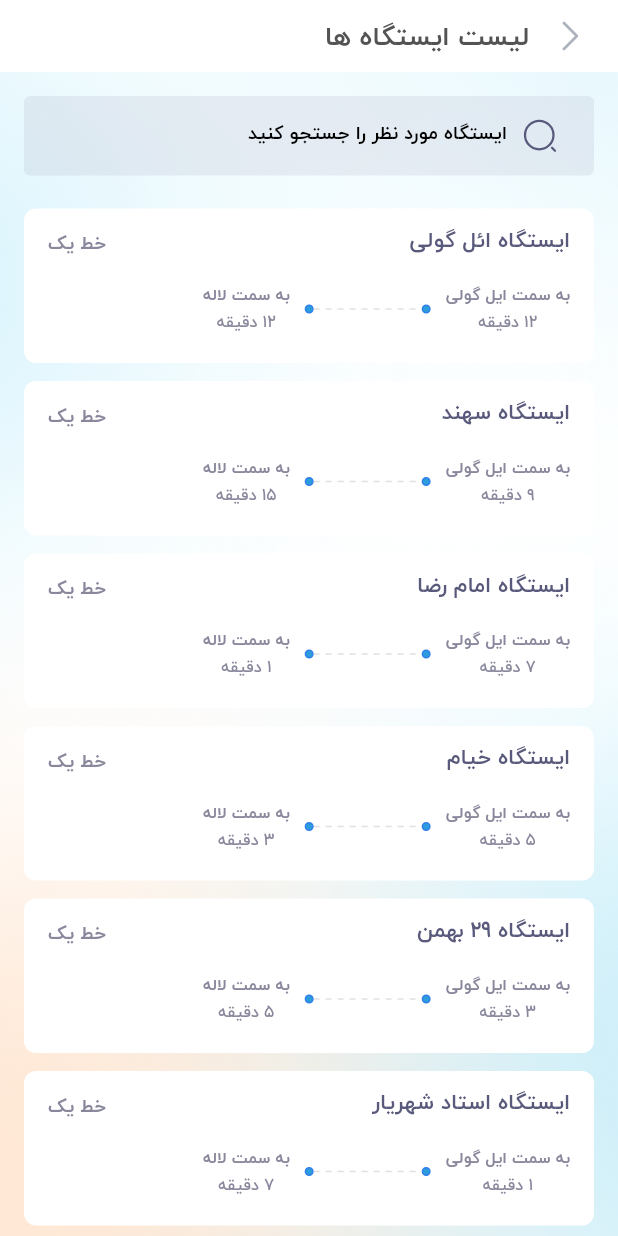
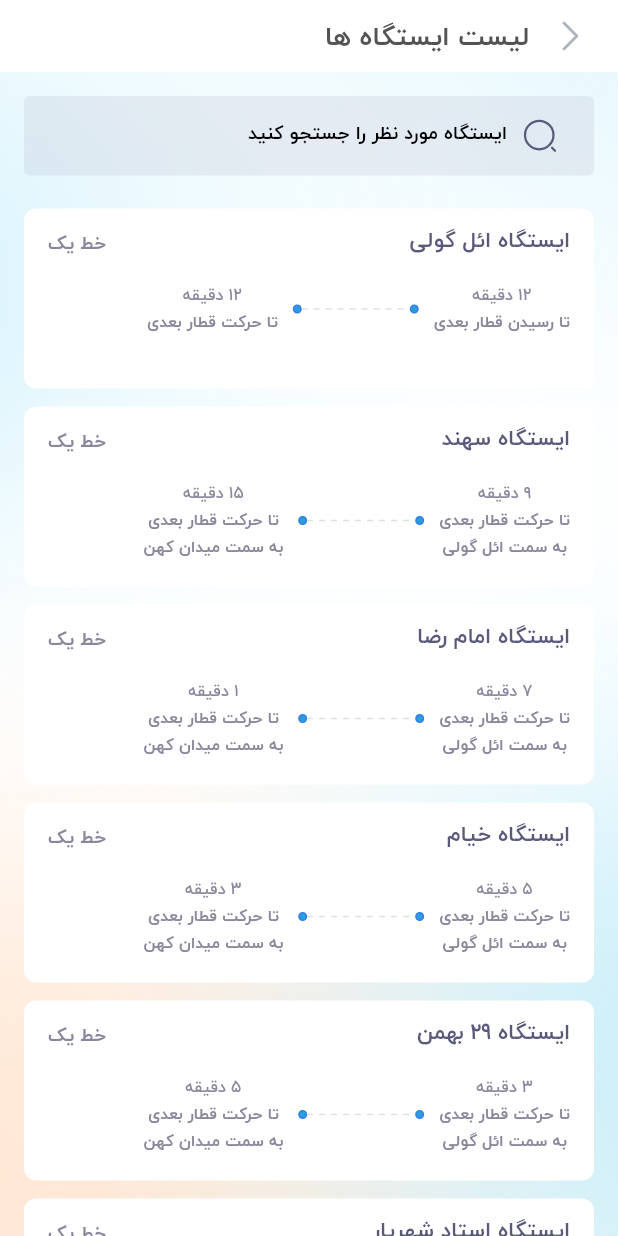
Before and after one commit to hesi100/metro, a Flutter app: the screen it shows after launch, after a tap on "رد شدن", on a phone screen of 412 x 824 dp. Run offline on Flutter 3.47's test engine with Material 2 defaults, Android fonts, the phone set to English and light mode, and no system bars; our stand-ins replace device_info_plus, firebase_analytics, firebase_core, firebase_crashlytics, flutter_spinkit, flutter_svg and 2 more; missing offline and left inert: flutter_statusbarcolor_ns; accounts and stored records are empty; project files that could hold a hidden picture were left out.

Commit message:
fix: some bug fixing

```diff
--- a/lib/main.dart
+++ b/lib/main.dart
@@ -38,8 +38,6 @@ Future<void> initService() async {
   }
   await DeviceInfoService.getInstance();
   AnalyticService.sendPhoneData();
-  await FlutterStatusbarcolor.setStatusBarColor(Colors.white);
-  await FlutterStatusbarcolor.setNavigationBarColor(Colors.white);
 
   WidgetsFlutterBinding.ensureInitialized();
 }
--- a/lib/model/station_model.dart
+++ b/lib/model/station_model.dart
@@ -4,7 +4,7 @@ import 'package:flutter/material.dart';
 import 'package:metro/model/time_model.dart';
 
 class StationModel {
-  StationModel({required this.name,this.lineName = "خط یک",this.firstStationName="ایل گولی",this.lastStationName="لاله"});
+  StationModel({required this.name,this.lineName = "خط یک",this.firstStationName="ائل گولی",this.lastStationName="میدان کهن"});
 
   String name = "";
   String lineName = "";
--- a/lib/views/widgets/line/station_item.dart
+++ b/lib/views/widgets/line/station_item.dart
@@ -1,13 +1,10 @@
 import 'package:dotted_line/dotted_line.dart';
 import 'package:flutter/cupertino.dart';
 import 'package:flutter/material.dart';
-import 'package:flutter_svg/flutter_svg.dart';
 import 'package:metro/model/station_model.dart';
 import 'package:metro/services/colors.dart';
-import 'package:metro/services/route_management.dart';
 import 'package:metro/services/settings.dart';
 import 'package:metro/services/text/texts.dart';
-import 'package:metro/views/screen/station_screen.dart';
 import 'package:metro/views/widgets/share/texts/styled_text.dart';
 
 class StationItem extends StatelessWidget {
@@ -17,6 +14,7 @@ class StationItem extends StatelessWidget {
   @override
   Widget build(BuildContext context) {
     double width = MediaQuery.of(context).size.width;
+
     return InkWell(
       onTap: () {
         // RouteManagement.goToPage(StationScreen(station: station));
@@ -25,7 +23,7 @@ class StationItem extends StatelessWidget {
         padding: const EdgeInsets.symmetric(
           horizontal: 16,
         ),
-        height: 103,
+        height: 120,
         margin: const EdgeInsets.symmetric(vertical: 6, horizontal: 16),
         width: width,
         decoration: BoxDecoration(color: white, borderRadius: BorderRadius.circular(8)),
@@ -63,8 +61,12 @@ class StationItem extends StatelessWidget {
                     children: [
                       Column(
                         children: [
-                          StyledTextShow("به سمت "+station.firstStationName, bold: true, size: font12, color: textLight),
                           StyledTextShow(getMinutesToNext(station.timesToFirstStation), size: font12, color: textLight),
+                          StyledTextShow(station.name ==   "ایستگاه "  +station.firstStationName ? "تا رسیدن قطار بعدی" : "تا حرکت قطار بعدی", bold: true, size: font12, color: textLight),
+                          Visibility(
+                              visible: station.name != "ایستگاه "  +station.firstStationName && station.name != "ایستگاه "  +station.lastStationName,
+                              child: StyledTextShow("به سمت " + station.firstStationName,
+                                  bold: true, size: font12, color: textLight)),
                         ],
                       ),
                       Container(
@@ -85,7 +87,6 @@ class StationItem extends StatelessWidget {
                       ),
                       Container(
                         margin: EdgeInsetsDirectional.only(end: 10),
-
                         height: 6,
                         width: 6,
                         decoration:
@@ -93,8 +94,13 @@ class StationItem extends StatelessWidget {
                       ),
                       Column(
                         children: [
-                          StyledTextShow("به سمت "+station.lastStationName, bold: true, size: font12, color: textLight),
                           StyledTextShow(getMinutesToNext(station.timesToLastStation), size: font12, color: textLight),
+                          StyledTextShow("ایستگاه " + station.lastStationName == station.name ? "تا رسیدن قطار بعدی" : "تا حرکت قطار بعدی", bold: true, size: font12, color: textLight),
+                          Visibility(
+                              visible:  station.name !=  "ایستگاه " + station.firstStationName && station.name !=  "ایستگاه " + station.lastStationName,
+                              child: StyledTextShow("به سمت " + station.lastStationName,
+                                  bold: true, size: font12, color: textLight)),
+
                         ],
                       ),
                     ],
--- a/pubspec.yaml
+++ b/pubspec.yaml
@@ -1,7 +1,7 @@
 name: metro
 description: Tabriz metro time table.
 publish_to: 'none' # Remove this line if you wish to publish to pub.dev
-version: 1.0.2+3
+version: 1.0.3+4
 
 environment:
   sdk: ">=2.12.0 <3.0.0"
```
